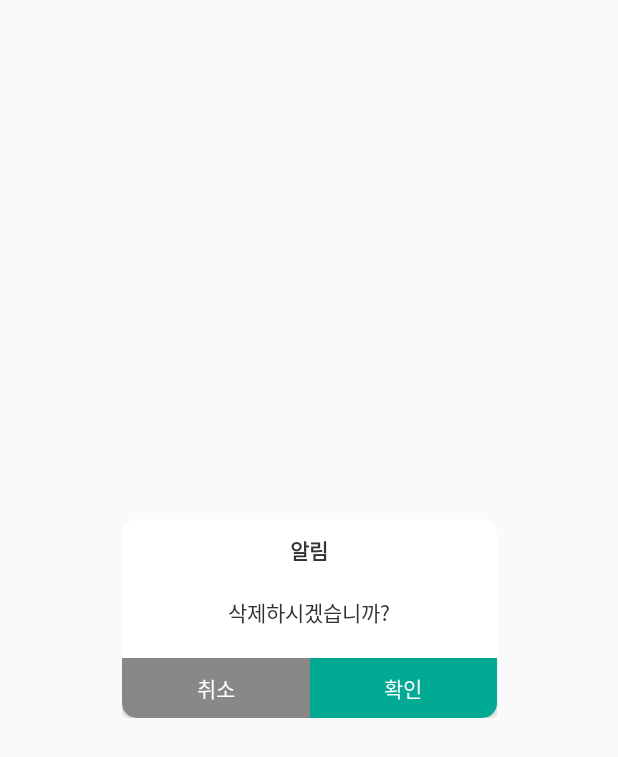
After one commit to leeminyong/simpleapp, an Android app: the layout dialog_alert.xml on its own in the app's theme, with its tools: preview values and no code run, on a phone screen of 412 x 824 dp. The commit adds this screen. Shown: the top 757 px of the screen. Run offline under Robolectric (Android 15) with nearby library versions, the phone set to English and light mode, and no system bars.

Commit message:
다이얼로그 박스

```diff
--- a/app/src/main/AndroidManifest.xml
+++ b/app/src/main/AndroidManifest.xml
@@ -11,7 +11,8 @@
         android:roundIcon="@mipmap/ic_launcher_round"
         android:supportsRtl="true"
         android:theme="@style/AppTheme">
-        <activity android:name=".activity.KotlinActivity"></activity>
+        <activity android:name=".activity.DialogActivity"></activity>
+        <activity android:name=".activity.KotlinActivity" />
         <activity android:name=".activity.ButtonActivity" />
         <activity android:name=".activity.RxSimpleActivity" />
         <activity android:name=".activity.ImvocaActivity" />
@@ -19,7 +20,7 @@
         <activity android:name=".activity.ListViewActivity" />
         <activity android:name=".activity.NinePatchActivity" />
         <activity android:name=".activity.DataBindingActivity" />
-        <activity android:name=".activity.DialogActivity" />
+        <activity android:name=".activity.TabHostActivity" />
         <activity android:name=".MainActivity">
             <intent-filter>
                 <action android:name="android.intent.action.MAIN" />
--- a/app/src/main/java/com/aiden/andmodule/kotlin/TabKotlinActivity.kt
+++ b/app/src/main/java/com/aiden/andmodule/kotlin/TabKotlinActivity.kt
@@ -54,10 +54,10 @@ class TabKotlinActivity : AppCompatActivity() {
 
             if (id == 0) {
                 // your method 1
-                LogUtil.e("DialogActivity", "tab  1 ")
+                LogUtil.e("TabHostActivity", "tab  1 ")
             } else if (id == 1) {
                 // your method 2
-                LogUtil.e("DialogActivity", "tab  2 ")
+                LogUtil.e("TabHostActivity", "tab  2 ")
             }
             for (i in 0 until tabHost1.tabWidget.childCount) {
                 tabHost1.tabWidget.getChildAt(i).setBackgroundColor(Color.parseColor("#FF0000")) // unselected
--- /dev/null
+++ b/app/src/main/res/drawable/shape_dialog_btn_1.xml
@@ -0,0 +1,10 @@
+<?xml version="1.0" encoding="utf-8"?>
+<shape xmlns:android="http://schemas.android.com/apk/res/android">
+
+    <solid android:color="@color/soft_gray" />
+
+
+    <corners android:bottomLeftRadius="10dp" />
+
+
+</shape>
--- /dev/null
+++ b/app/src/main/res/drawable/shape_dialog_btn_2_type_a.xml
@@ -0,0 +1,5 @@
+<?xml version="1.0" encoding="utf-8"?>
+<shape xmlns:android="http://schemas.android.com/apk/res/android" >
+    <solid android:color="@color/green" />
+    <corners android:bottomRightRadius="10dp" />
+</shape>
--- /dev/null
+++ b/app/src/main/res/layout/dialog_alert.xml
@@ -0,0 +1,69 @@
+<?xml version="1.0" encoding="utf-8"?>
+
+
+<androidx.constraintlayout.widget.ConstraintLayout xmlns:android="http://schemas.android.com/apk/res/android"
+    xmlns:app="http://schemas.android.com/apk/res-auto"
+    android:layout_width="match_parent"
+    android:layout_height="match_parent"
+    android:background="@android:color/transparent">
+
+
+    <androidx.constraintlayout.widget.ConstraintLayout
+        android:layout_width="250dp"
+        android:layout_height="wrap_content"
+        android:background="@drawable/shape_white"
+        app:layout_constraintBottom_toBottomOf="parent"
+        app:layout_constraintLeft_toLeftOf="parent"
+        app:layout_constraintRight_toRightOf="parent"
+        app:layout_constraintTop_toTopOf="parent">
+
+        <androidx.appcompat.widget.AppCompatTextView
+            android:id="@+id/tv_category"
+            android:layout_width="match_parent"
+            android:layout_height="wrap_content"
+            android:gravity="center"
+            android:paddingTop="10dp"
+            android:text="알림"
+            android:textColor="@color/color_default_text_black"
+            android:textStyle="bold"
+            app:layout_constraintTop_toTopOf="parent" />
+
+        <TextView
+            android:id="@+id/tv_msg"
+            android:layout_width="match_parent"
+            android:layout_height="wrap_content"
+            android:gravity="center"
+            android:padding="20dp"
+            android:text="삭제하시겠습니까?"
+            android:textColor="@color/color_default_text_black"
+            app:layout_constraintTop_toBottomOf="@+id/tv_category" />
+
+
+        <Button
+            android:id="@+id/btn_cancel"
+            android:layout_width="0dp"
+            android:layout_height="40dp"
+            android:background="@drawable/shape_dialog_btn_1"
+            android:onClick="onOK"
+            android:text="취소"
+            android:textColor="#FFFFFF"
+            app:layout_constraintLeft_toLeftOf="parent"
+            app:layout_constraintRight_toLeftOf="@id/btn_ok"
+            app:layout_constraintTop_toBottomOf="@id/tv_msg" />
+
+        <Button
+            android:id="@+id/btn_ok"
+            android:layout_width="0dp"
+            android:layout_height="40dp"
+            android:background="@drawable/shape_dialog_btn_2_type_a"
+            android:onClick="onCancel"
+            android:text="확인"
+            android:textColor="#FFFFFF"
+            app:layout_constraintLeft_toRightOf="@id/btn_cancel"
+            app:layout_constraintRight_toRightOf="parent"
+            app:layout_constraintTop_toBottomOf="@id/tv_msg" />
+
+
+    </androidx.constraintlayout.widget.ConstraintLayout>
+
+</androidx.constraintlayout.widget.ConstraintLayout>
--- a/app/src/main/res/values/colors.xml
+++ b/app/src/main/res/values/colors.xml
@@ -15,7 +15,9 @@
     <color name="stats_dayTime_color">#5b6167</color>
     <color name="stats_totalTime_color">#333333</color>
 
-
+    <color name="green">#00aa93</color>
+    <color name="dark_green">#008876</color>
+    <color name="soft_gray">#888888</color>
     <color name="color_default_white">#FFFFFF</color>
     <color name="color_spinner_white">#F7F7F7</color>
     <color name="color_spinner_border">#D9D9D9</color>
```
Also changed, not shown: app/src/main/java/com/aiden/andmodule/MainActivity.java (+28 -24 lines), app/src/main/java/com/aiden/andmodule/activity/DialogActivity.java (+27 -65 lines), app/src/main/java/com/aiden/andmodule/activity/TabHostActivity.java (added, +89 -0 lines), app/src/main/res/drawable/shape_btn_2_type_c.xml (added, +11 -0 lines), app/src/main/res/layout/act_dialog.xml (added, +20 -0 lines).
